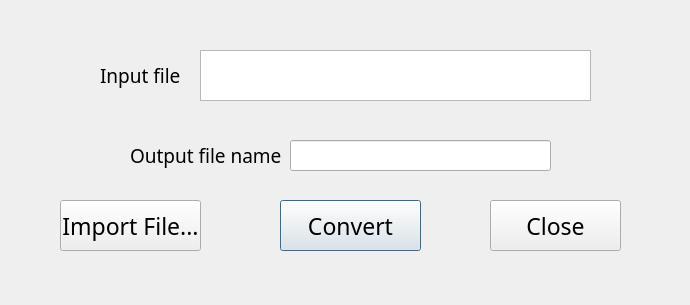
First picture: the form in converter.ui, repository hi-tech-AI/excel-converter, before the edit.
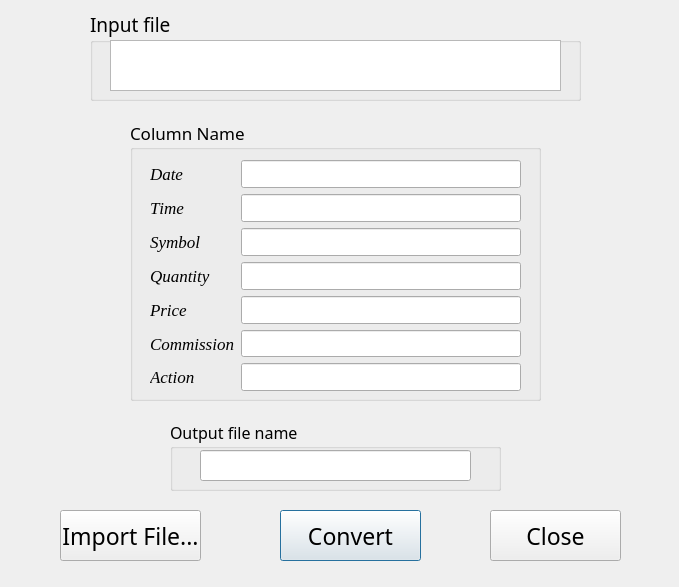
Second picture: the form after the edit.

Commit message: add column_table in UI

Patch:
```diff
--- a/converter.ui
+++ b/converter.ui
@@ -2,14 +2,22 @@
 <ui version="4.0">
  <class>Dialog</class>
  <widget class="QDialog" name="Dialog">
+  <property name="enabled">
+   <bool>true</bool>
+  </property>
   <property name="geometry">
    <rect>
     <x>0</x>
     <y>0</y>
-    <width>690</width>
-    <height>305</height>
+    <width>679</width>
+    <height>587</height>
    </rect>
   </property>
+  <property name="font">
+   <font>
+    <kerning>false</kerning>
+   </font>
+  </property>
   <property name="windowTitle">
    <string>Excel Converter</string>
   </property>
@@ -17,7 +25,7 @@
    <property name="geometry">
     <rect>
      <x>280</x>
-     <y>200</y>
+     <y>510</y>
      <width>141</width>
      <height>51</height>
     </rect>
@@ -26,6 +34,7 @@
     <font>
      <family>Yu Gothic Light</family>
      <pointsize>17</pointsize>
+     <kerning>false</kerning>
     </font>
    </property>
    <property name="text">
@@ -36,7 +45,7 @@
    <property name="geometry">
     <rect>
      <x>490</x>
-     <y>200</y>
+     <y>510</y>
      <width>131</width>
      <height>51</height>
     </rect>
@@ -45,27 +54,18 @@
     <font>
      <family>Yu Gothic Light</family>
      <pointsize>17</pointsize>
+     <kerning>false</kerning>
     </font>
    </property>
    <property name="text">
     <string>Close</string>
    </property>
   </widget>
-  <widget class="QListWidget" name="files">
-   <property name="geometry">
-    <rect>
-     <x>200</x>
-     <y>50</y>
-     <width>391</width>
-     <height>51</height>
-    </rect>
-   </property>
-  </widget>
   <widget class="QPushButton" name="import_btn">
    <property name="geometry">
     <rect>
      <x>60</x>
-     <y>200</y>
+     <y>510</y>
      <width>141</width>
      <height>51</height>
     </rect>
@@ -74,59 +74,237 @@
     <font>
      <family>Yu Gothic Light</family>
      <pointsize>17</pointsize>
+     <kerning>false</kerning>
     </font>
    </property>
    <property name="text">
     <string>Import File...</string>
    </property>
   </widget>
-  <widget class="QLineEdit" name="output_name">
+  <widget class="QGroupBox" name="input_label">
    <property name="geometry">
     <rect>
-     <x>290</x>
-     <y>140</y>
-     <width>261</width>
-     <height>31</height>
+     <x>90</x>
+     <y>10</y>
+     <width>491</width>
+     <height>91</height>
     </rect>
    </property>
-  </widget>
-  <widget class="QLabel" name="label">
-   <property name="geometry">
-    <rect>
-     <x>130</x>
-     <y>140</y>
-     <width>151</width>
-     <height>31</height>
-    </rect>
-   </property>
    <property name="font">
     <font>
      <family>Yu Gothic Light</family>
      <pointsize>14</pointsize>
+     <kerning>false</kerning>
     </font>
    </property>
-   <property name="text">
-    <string>Output file name</string>
-   </property>
-  </widget>
-  <widget class="QLabel" name="label_2">
-   <property name="geometry">
-    <rect>
-     <x>100</x>
-     <y>60</y>
-     <width>81</width>
-     <height>31</height>
-    </rect>
-   </property>
-   <property name="font">
-    <font>
-     <family>Yu Gothic Light</family>
-     <pointsize>14</pointsize>
-    </font>
-   </property>
-   <property name="text">
+   <property name="title">
     <string>Input file</string>
    </property>
+   <widget class="QListWidget" name="files">
+    <property name="geometry">
+     <rect>
+      <x>20</x>
+      <y>30</y>
+      <width>451</width>
+      <height>51</height>
+     </rect>
+    </property>
+    <property name="font">
+     <font>
+      <family>Yu Gothic Light</family>
+      <pointsize>12</pointsize>
+      <kerning>false</kerning>
+     </font>
+    </property>
+   </widget>
+  </widget>
+  <widget class="QGroupBox" name="output_label">
+   <property name="geometry">
+    <rect>
+     <x>170</x>
+     <y>420</y>
+     <width>331</width>
+     <height>71</height>
+    </rect>
+   </property>
+   <property name="font">
+    <font>
+     <family>Yu Gothic Light</family>
+     <pointsize>12</pointsize>
+     <kerning>false</kerning>
+    </font>
+   </property>
+   <property name="title">
+    <string>Output file name</string>
+   </property>
+   <widget class="QLineEdit" name="output_name">
+    <property name="geometry">
+     <rect>
+      <x>30</x>
+      <y>30</y>
+      <width>271</width>
+      <height>31</height>
+     </rect>
+    </property>
+   </widget>
+  </widget>
+  <widget class="QGroupBox" name="groupBox">
+   <property name="geometry">
+    <rect>
+     <x>130</x>
+     <y>120</y>
+     <width>411</width>
+     <height>281</height>
+    </rect>
+   </property>
+   <property name="font">
+    <font>
+     <family>Yu Gothic UI Light</family>
+     <pointsize>13</pointsize>
+     <kerning>false</kerning>
+    </font>
+   </property>
+   <property name="title">
+    <string>Column Name</string>
+   </property>
+   <widget class="QWidget" name="">
+    <property name="geometry">
+     <rect>
+      <x>20</x>
+      <y>40</y>
+      <width>371</width>
+      <height>231</height>
+     </rect>
+    </property>
+    <layout class="QFormLayout" name="formLayout">
+     <item row="0" column="0">
+      <widget class="QLabel" name="label">
+       <property name="font">
+        <font>
+         <family>Times New Roman</family>
+         <pointsize>13</pointsize>
+         <italic>true</italic>
+         <kerning>false</kerning>
+        </font>
+       </property>
+       <property name="text">
+        <string>Date</string>
+       </property>
+      </widget>
+     </item>
+     <item row="0" column="1">
+      <widget class="QLineEdit" name="date_column"/>
+     </item>
+     <item row="1" column="0">
+      <widget class="QLabel" name="label_2">
+       <property name="font">
+        <font>
+         <family>Times New Roman</family>
+         <pointsize>13</pointsize>
+         <italic>true</italic>
+         <kerning>false</kerning>
+        </font>
+       </property>
+       <property name="text">
+        <string>Time</string>
+       </property>
+      </widget>
+     </item>
+     <item row="1" column="1">
+      <widget class="QLineEdit" name="time_column"/>
+     </item>
+     <item row="2" column="0">
+      <widget class="QLabel" name="label_4">
+       <property name="font">
+        <font>
+         <family>Times New Roman</family>
+         <pointsize>13</pointsize>
+         <italic>true</italic>
+         <kerning>false</kerning>
+        </font>
+       </property>
+       <property name="text">
+        <string>Symbol</string>
+       </property>
+      </widget>
+     </item>
+     <item row="2" column="1">
+      <widget class="QLineEdit" name="symbol_column"/>
+     </item>
+     <item row="3" column="0">
+      <widget class="QLabel" name="label_3">
+       <property name="font">
+        <font>
+         <family>Times New Roman</family>
+         <pointsize>13</pointsize>
+         <italic>true</italic>
+         <kerning>false</kerning>
+        </font>
+       </property>
+       <property name="text">
+        <string>Quantity</string>
+       </property>
+      </widget>
+     </item>
+     <item row="3" column="1">
+      <widget class="QLineEdit" name="quantity_column"/>
+     </item>
+     <item row="4" column="0">
+      <widget class="QLabel" name="label_6">
+       <property name="font">
+        <font>
+         <family>Times New Roman</family>
+         <pointsize>13</pointsize>
+         <italic>true</italic>
+         <kerning>false</kerning>
+        </font>
+       </property>
+       <property name="text">
+        <string>Price</string>
+       </property>
+      </widget>
+     </item>
+     <item row="4" column="1">
+      <widget class="QLineEdit" name="price_column"/>
+     </item>
+     <item row="5" column="0">
+      <widget class="QLabel" name="label_7">
+       <property name="font">
+        <font>
+         <family>Times New Roman</family>
+         <pointsize>13</pointsize>
+         <italic>true</italic>
+         <kerning>false</kerning>
+        </font>
+       </property>
+       <property name="text">
+        <string>Commission</string>
+       </property>
+      </widget>
+     </item>
+     <item row="5" column="1">
+      <widget class="QLineEdit" name="commission_column"/>
+     </item>
+     <item row="6" column="0">
+      <widget class="QLabel" name="label_5">
+       <property name="font">
+        <font>
+         <family>Times New Roman</family>
+         <pointsize>13</pointsize>
+         <italic>true</italic>
+         <kerning>false</kerning>
+        </font>
+       </property>
+       <property name="text">
+        <string>Action</string>
+       </property>
+      </widget>
+     </item>
+     <item row="6" column="1">
+      <widget class="QLineEdit" name="action_column"/>
+     </item>
+    </layout>
+   </widget>
   </widget>
  </widget>
  <resources/>
```
Left out of the diff: 2 changed lines with no effect on the pictures. The commit also changes 2 other files.
